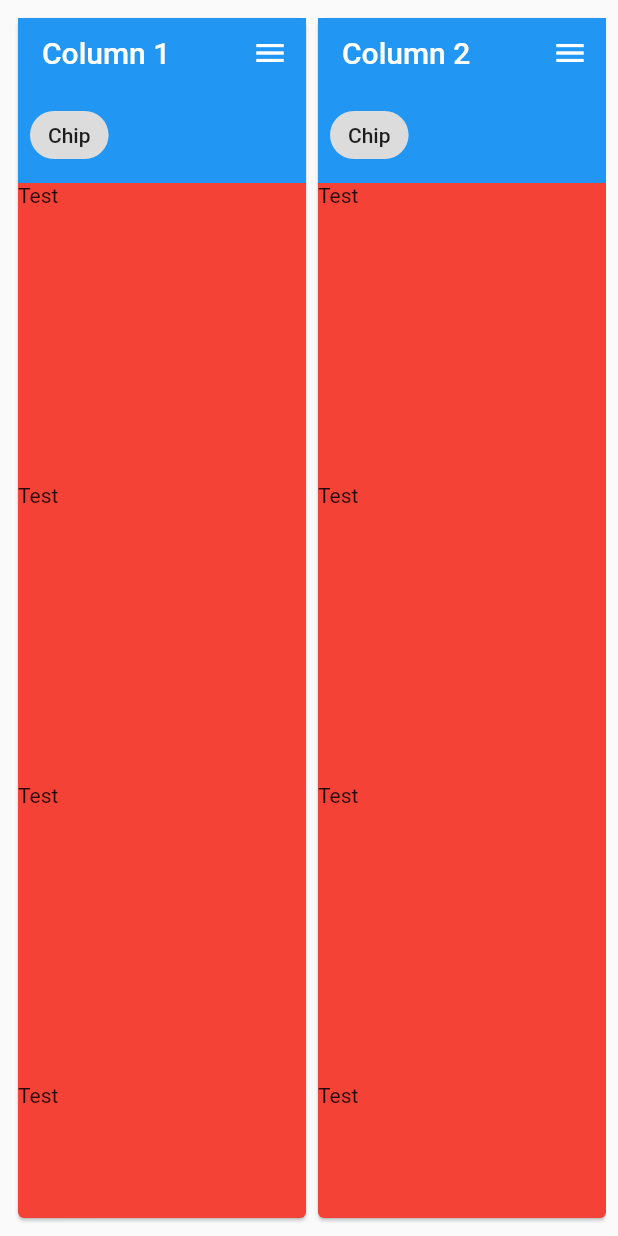
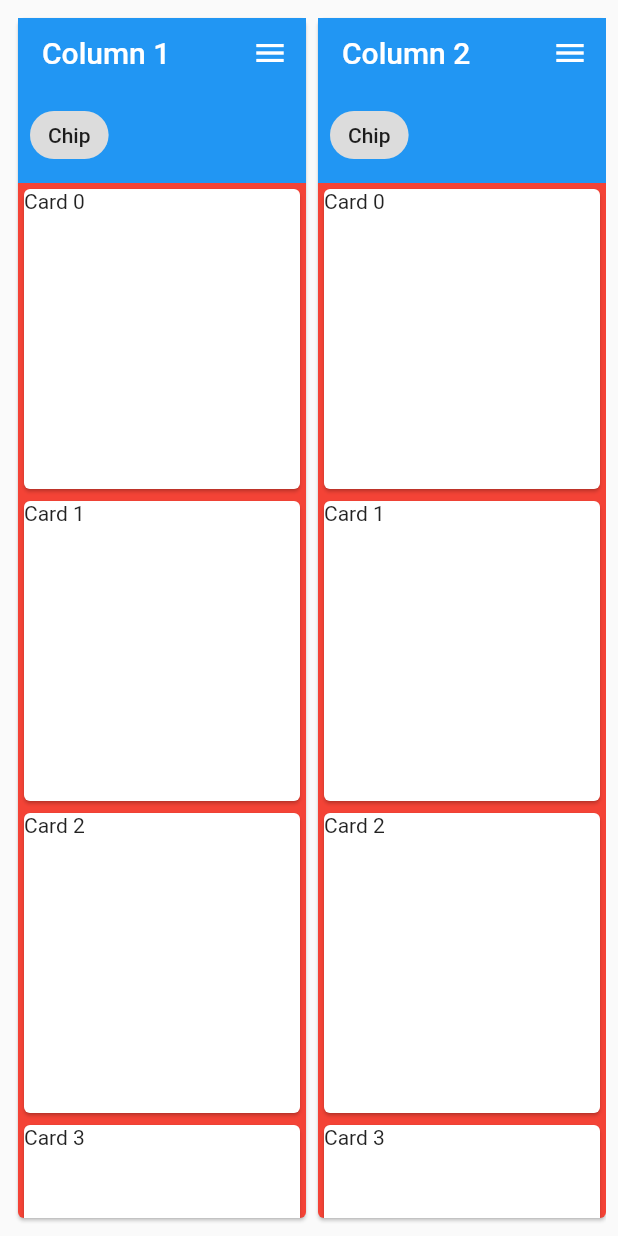
Before and after one commit to Nihandel/flutter-kaban-view, a Flutter app: the screen it shows after launch, on a phone screen of 412 x 824 dp. Run offline on Flutter 3.47's test engine with Material 2 defaults, Android fonts, the phone set to English and light mode, and no system bars.

Commit message:
kanban work

```diff
--- a/kaban_test/lib/main.dart
+++ b/kaban_test/lib/main.dart
@@ -4,7 +4,8 @@ import 'package:flutter/material.dart';
 import 'package:kanban_view/kanban.dart';
 
 void main() {
-  runApp(const MaterialApp(debugShowCheckedModeBanner: false, home: Scaffold(body: TestKaban())));
+  runApp(const MaterialApp(
+      debugShowCheckedModeBanner: false, home: Scaffold(body: TestKaban())));
 }
 
 class TestKaban extends StatelessWidget {
@@ -19,7 +20,7 @@ class TestKaban extends StatelessWidget {
         children: List.generate(
           10,
           (index) => KabanColumn(
-            flex: 1+(index.toDouble()*index.toDouble())/2,
+            flex: 1 + (index.toDouble() * index.toDouble()),
             minWidth: 200,
             maxWidth: 500,
             color: Colors.red,
@@ -29,7 +30,7 @@ class TestKaban extends StatelessWidget {
               floating: true,
               collapsedHeight: 60,
               expandedHeight: 100,
-              actions: [IconButton(onPressed: (){}, icon: Icon(Icons.menu))],
+              actions: [IconButton(onPressed: () {}, icon: Icon(Icons.menu))],
               bottom: PreferredSize(
                   child: Padding(
                     padding: const EdgeInsets.all(8.0),
@@ -43,10 +44,7 @@ class TestKaban extends StatelessWidget {
             ),
             children: List.generate(
               9,
-              (index) => const SizedBox(
-                height: 200,
-                child: Text("Test"),
-              ),
+              (index) => KanbanItem(data: index, child: SizedBox(height: 200, child: Text("Card $index"))),
             ),
           ),
         ).toList(),
--- a/kanban_view/lib/kanban_item.dart
+++ b/kanban_view/lib/kanban_item.dart
@@ -0,0 +1,13 @@
+import 'package:flutter/material.dart';
+
+class KanbanItem<T> extends StatelessWidget {
+  const KanbanItem({super.key, required this.data, required this.child});
+  final T data;
+  final Widget child;
+  @override
+  Widget build(BuildContext context) {
+    return Card(
+      child: child,
+    );
+  }
+}
--- a/kanban_view/lib/kanban_view.dart
+++ b/kanban_view/lib/kanban_view.dart
@@ -19,6 +19,7 @@ class KanbanView extends StatefulWidget {
 class _KanbanViewState extends State<KanbanView> {
   late List<KabanColumn> children;
   late List<double> sizes;
+  final _scrollController = ScrollController();
   @override
   void initState() {
     // TODO: implement initState
@@ -65,9 +66,13 @@ class _KanbanViewState extends State<KanbanView> {
                       child: e))
                   .toList()),
         );
-        final CustomScrollView scrollView = CustomScrollView(
-          scrollDirection: Axis.horizontal,
-          slivers: [row],
+        final scrollView = Scrollbar(
+          controller: _scrollController,
+          child: CustomScrollView(
+            controller: _scrollController,
+            scrollDirection: Axis.horizontal,
+            slivers: [row],
+          ),
         );
 
         return SizedBox(
```
